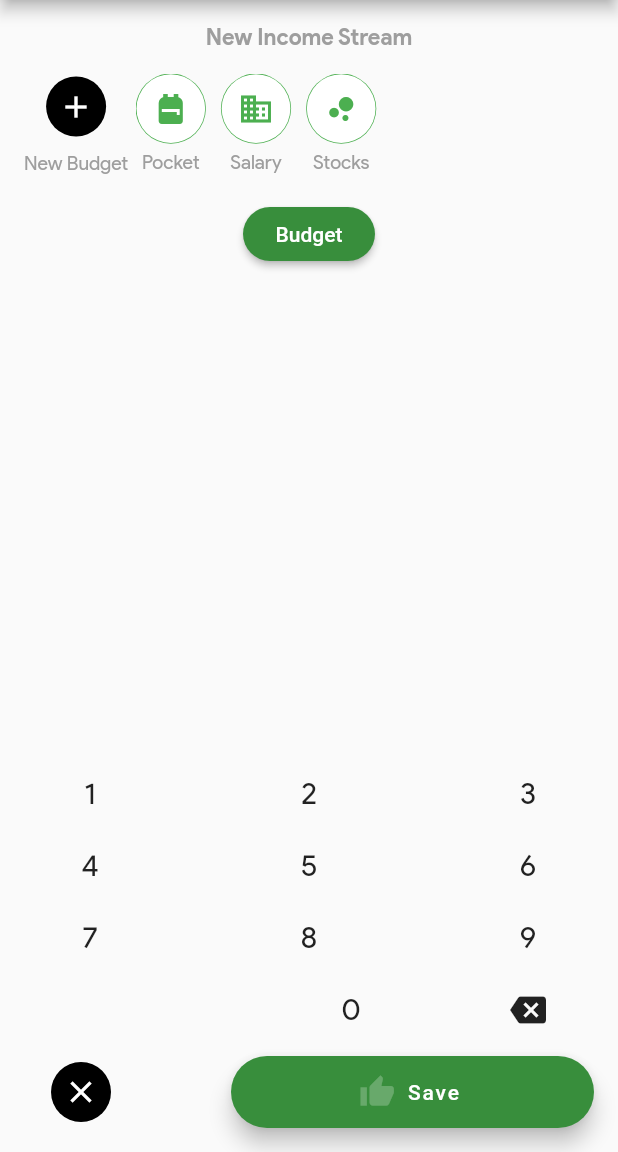
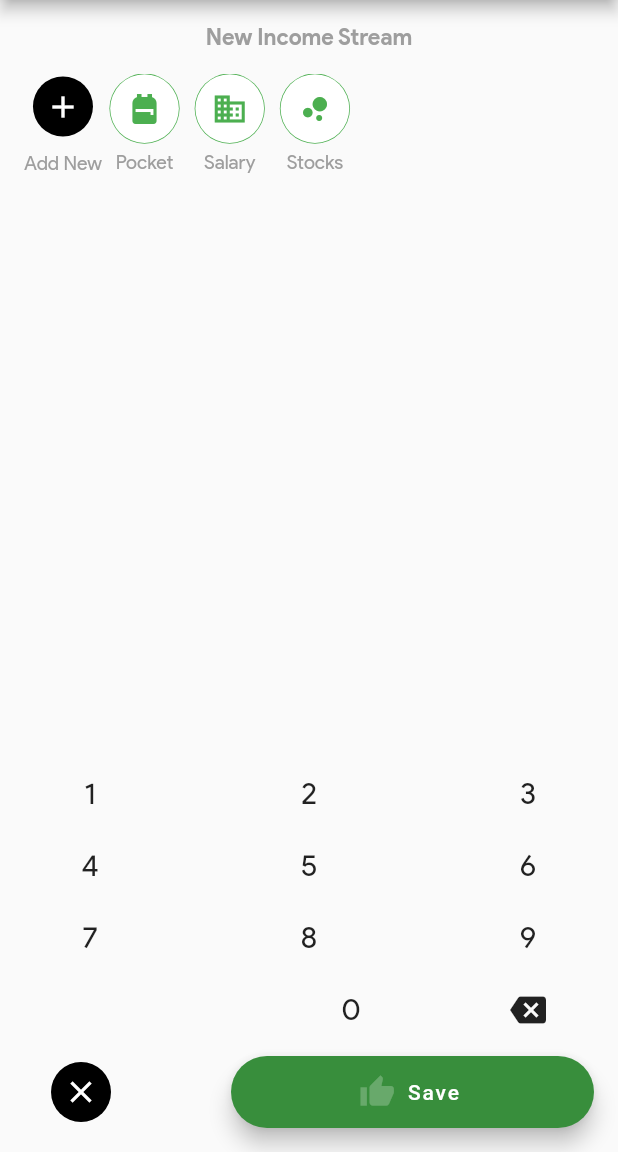
Before and after one commit to tirus-bot/expense_manager, a Flutter app: the screen it shows after launch, after a tap on the "edit" icon, on a phone screen of 412 x 824 dp, the part 84-1236 px from its top. Run offline on Flutter 3.47's test engine with Material 2 defaults, Android fonts, the phone set to English and light mode, and no system bars; our stand-ins replace flutter_slidable, modal_bottom_sheet; missing offline and left inert: function_tree; Roboto replaces fonts that are missing (Prouct Sans).

Commit message:
Unneeded budget widget

```diff
--- a/lib/screens/expense_page.dart
+++ b/lib/screens/expense_page.dart
@@ -1,4 +1,3 @@
-import 'package:expense_managerr/screens/custom_dialog_box.dart';
 import 'package:flutter/material.dart';
 import 'package:expense_managerr/components/category.dart';
 import 'package:expense_managerr/constants.dart';
@@ -238,7 +237,7 @@ class _ExpensePageState extends State<ExpensePage> {
                           height: 10,
                         ),
                         Text(
-                          'New Budget',
+                          'Add New',
                           style: textNormal,
                         ),
                       ],
@@ -280,18 +279,6 @@ class _ExpensePageState extends State<ExpensePage> {
                   ],
                 ),
               ),
-              SizedBox(
-                height: 13,
-              ),
-              MaterialButton(
-                  shape: StadiumBorder(),
-                  child: Text(
-                    'Budget',
-                    style: TextStyle(
-                        color: Colors.white, fontFamily: 'Prouct Sans'),
-                  ),
-                  color: Colors.green[700],
-                  onPressed: () {}),
               Expanded(
                 child: Column(
                   mainAxisAlignment: MainAxisAlignment.end,
--- a/pubspec.yaml
+++ b/pubspec.yaml
@@ -32,7 +32,7 @@ dependencies:
   intl: ^0.16.1
   flutter_slidable: ^0.5.7
   modal_bottom_sheet: ^2.0.0
-  sqflite: ^1.3.0
+
 
 
 dev_dependencies:
```
Also changed, not shown: pubspec.lock, 1 other file.
